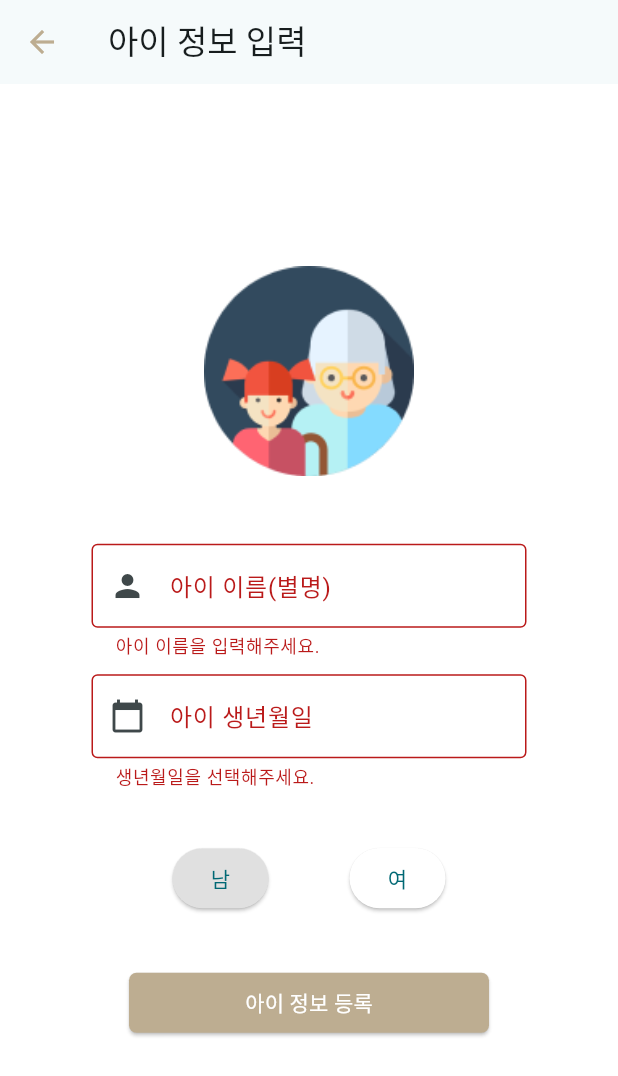
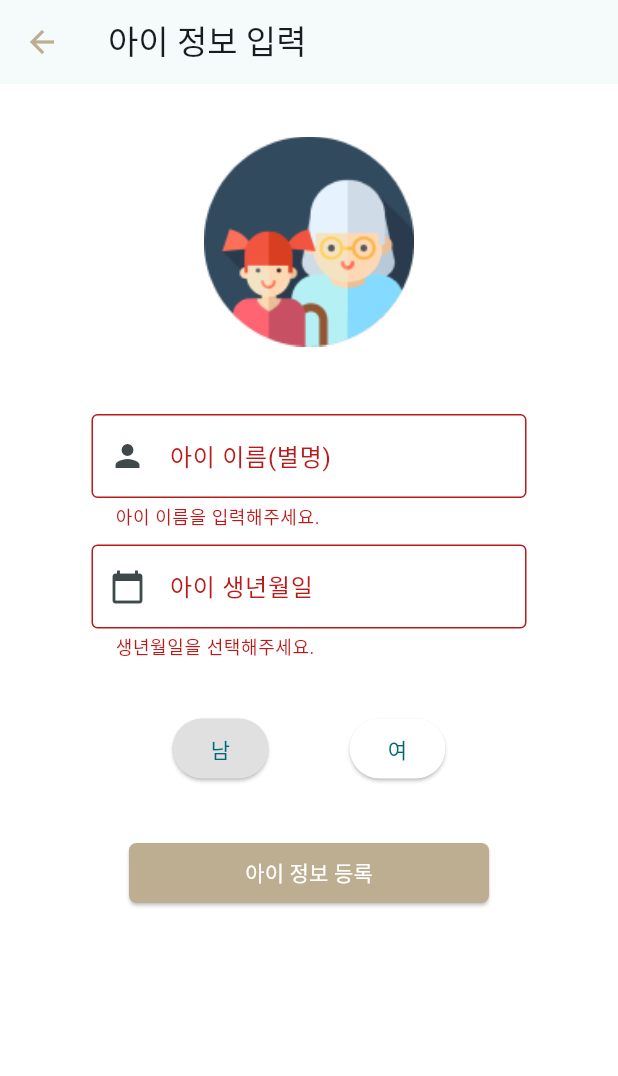
Before and after one commit to kmin1231/dodamdodam_mobile, a Flutter app: the NewBabyScreen screen opened by its route, after a tap on "아이 정보 등록", on a phone screen of 412 x 824 dp. Shown: the top 1076 px of the screen. Run offline on Flutter 3.47's test engine with Material 3 defaults, Android fonts, the phone set to English and light mode, and no system bars.

Commit message:
🔧 fix: API request format fixed

```diff
--- a/lib/baby.dart
+++ b/lib/baby.dart
@@ -67,7 +67,7 @@ class _NewBabyScreenState extends State<NewBabyScreen> {
         headers: {'Content-Type': 'application/json'},
         body: jsonEncode({
           "name": _babyNameController.text,
-          "birthDate": _babyBirthController.text.isNotEmpty ? DateFormat('yyyy-MM-dd').format(DateTime.parse(_babyBirthController.text)) : null,
+          "birthDate": _babyBirthController.text,
           "gender": _selectedGender,
         }),
       );
@@ -110,8 +110,11 @@ class _NewBabyScreenState extends State<NewBabyScreen> {
       body: SafeArea(
         child: Center(
           child: Column(
-            mainAxisAlignment: MainAxisAlignment.center,
+            mainAxisAlignment: MainAxisAlignment.start,
+
+
             children: [
+              SizedBox(height: 35),
               Image.asset(
                 'lib/assets/images/grandfamily.png',
                 height: 140,
```
